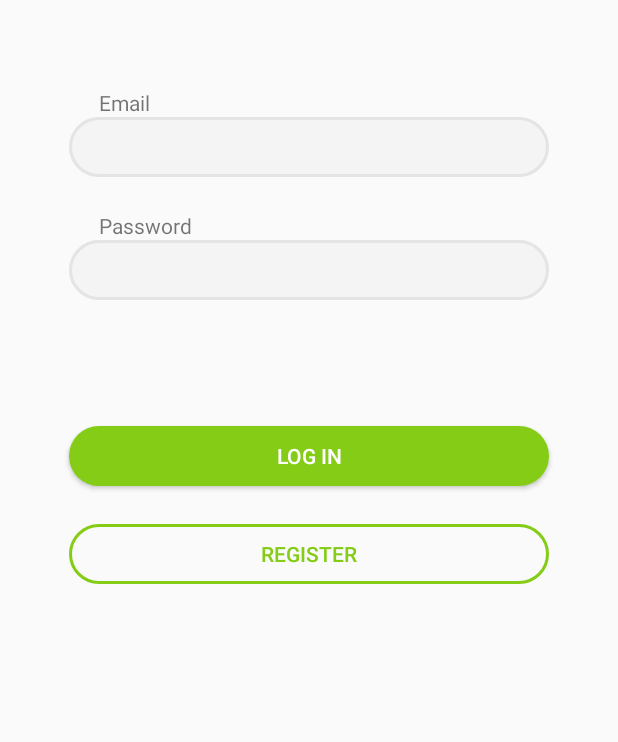
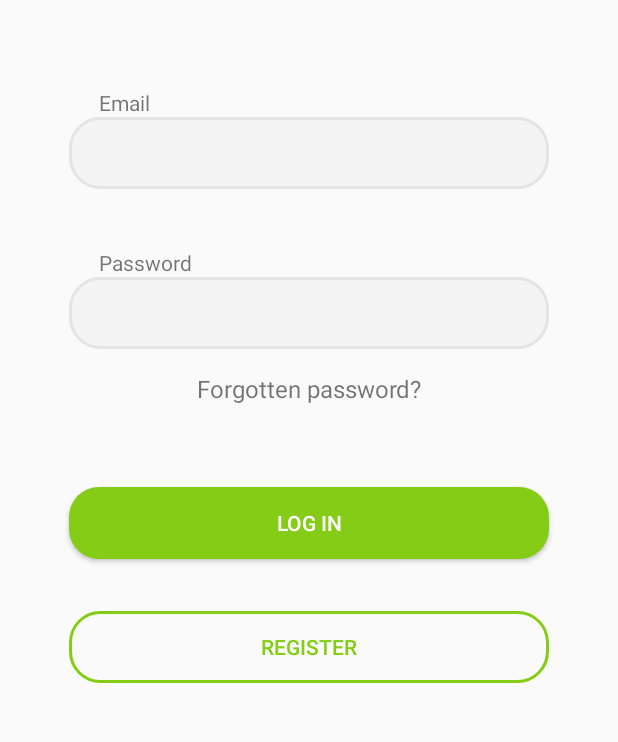
Before and after one commit to AleksaMilojkovic17252/MOSISProjAleMat, an Android app: the fragment FragmentLogin shown on its own in the app's theme, on a phone screen of 412 x 824 dp, the part 316-1058 px from its top. Run offline under Robolectric (Android 15) with nearby library versions, the phone set to English and light mode, and no system bars.

Commit message:
Zavresn login fragment

```diff
--- a/CampingApp/app/src/main/res/layout/fragment_login.xml
+++ b/CampingApp/app/src/main/res/layout/fragment_login.xml
@@ -10,24 +10,26 @@
     <EditText
         android:id="@+id/editTextTextEmailAddress"
         android:layout_width="320dp"
-        android:layout_height="40dp"
+        android:layout_height="48dp"
         android:background="@drawable/et_style"
         android:ems="10"
         android:inputType="textEmailAddress"
+        app:layout_constraintEnd_toEndOf="parent"
+        app:layout_constraintStart_toStartOf="parent"
         app:layout_constraintTop_toTopOf="@id/guideline_login_email"
-        app:layout_constraintStart_toStartOf="parent"
-        app:layout_constraintEnd_toEndOf="parent"/>
+        tools:ignore="SpeakableTextPresentCheck,SpeakableTextPresentCheck" />
 
     <EditText
         android:id="@+id/editTextTextPassword"
         android:layout_width="320dp"
-        android:layout_height="40dp"
+        android:layout_height="48dp"
+        android:background="@drawable/et_style"
         android:ems="10"
         android:inputType="textPassword"
-        android:background="@drawable/et_style"
+        app:layout_constraintEnd_toEndOf="parent"
+        app:layout_constraintStart_toStartOf="parent"
         app:layout_constraintTop_toTopOf="@id/guideline_login_password"
-        app:layout_constraintStart_toStartOf="parent"
-        app:layout_constraintEnd_toEndOf="parent" />
+        tools:ignore="SpeakableTextPresentCheck" />
 
     <androidx.constraintlayout.widget.Guideline
         android:id="@+id/guideline2"
@@ -64,7 +66,7 @@
         android:layout_width="wrap_content"
         android:layout_height="wrap_content"
         android:orientation="horizontal"
-        app:layout_constraintGuide_percent="0.45" />
+        app:layout_constraintGuide_percent="0.48" />
 
     <TextView
         android:id="@+id/textView2"
@@ -85,8 +87,9 @@
         app:layout_constraintBottom_toTopOf="@id/guideline_login_password"/>
 
     <Button
+        android:id="@+id/loginButton"
         android:layout_width="320dp"
-        android:layout_height="40dp"
+        android:layout_height="48dp"
         android:text="Log in"
         android:background="@drawable/et_button_shape_green"
         android:textColor="@color/white"
@@ -95,8 +98,9 @@
         app:layout_constraintTop_toTopOf="@id/guideline_login_loginButton"></Button>
 
     <Button
+        android:id="@+id/registerButton"
         android:layout_width="320dp"
-        android:layout_height="40dp"
+        android:layout_height="48dp"
         android:text="Register"
         android:background="@drawable/et_button_shape_greenstroke"
         android:textColor="@color/Green"
@@ -110,14 +114,25 @@
         android:layout_width="wrap_content"
         android:layout_height="wrap_content"
         android:orientation="horizontal"
-        app:layout_constraintGuide_percent="0.6" />
+        app:layout_constraintGuide_percent="0.65" />
 
     <androidx.constraintlayout.widget.Guideline
         android:id="@+id/guideline_login_registerButton"
         android:layout_width="wrap_content"
         android:layout_height="wrap_content"
         android:orientation="horizontal"
-        app:layout_constraintGuide_percent="0.68" />
+        app:layout_constraintGuide_percent="0.75" />
+
+    <TextView
+        android:id="@+id/textView4"
+        android:layout_width="wrap_content"
+        android:layout_height="wrap_content"
+        android:layout_marginTop="15dp"
+        android:text="Forgotten password?"
+        android:textSize="16dp"
+        app:layout_constraintEnd_toEndOf="parent"
+        app:layout_constraintStart_toStartOf="parent"
+        app:layout_constraintTop_toBottomOf="@id/editTextTextPassword" />
 
 
 </androidx.constraintlayout.widget.ConstraintLayout>
```
